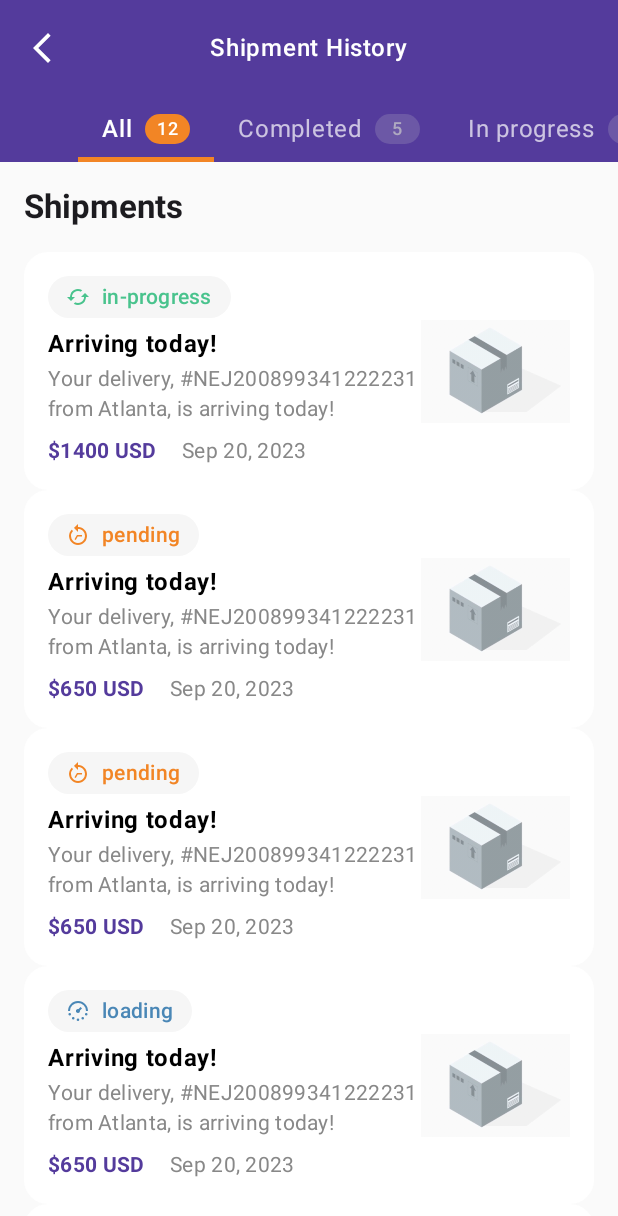
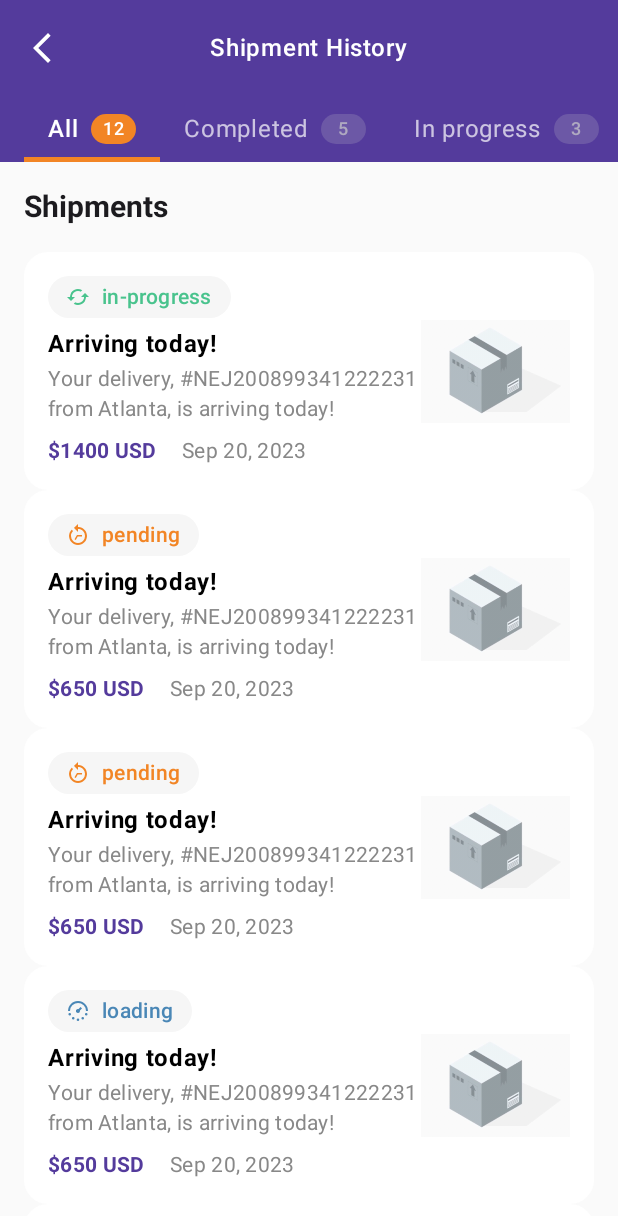
Before and after one commit to Cmi-shote/shipmentApp, an Android app built with Jetpack Compose: the ShipmentHistoryScreen screen opened through its navigation route, on a phone screen of 412 x 824 dp. Shown: the top 1216 px of the screen. Run offline under Robolectric (Android 15) with nearby library versions, the phone set to English and light mode, and no system bars.

Commit message:
#updated text sizes

```diff
--- a/app/src/main/java/com/example/shipmentapp/presentation/calculate/CalculateScreen.kt
+++ b/app/src/main/java/com/example/shipmentapp/presentation/calculate/CalculateScreen.kt
@@ -157,6 +157,7 @@ fun DestinationSection() {
     ) {
         Text(
             text = "Destination",
+            fontSize = 20.sp,
             style = MaterialTheme.typography.titleLarge,
             fontWeight = FontWeight.Medium
         )
@@ -236,6 +237,7 @@ fun PackagingSection() {
     ) {
         Text(
             text = "Packaging",
+            fontSize = 20.sp,
             style = MaterialTheme.typography.titleLarge,
             fontWeight = FontWeight.Medium,
         )
@@ -307,6 +309,7 @@ fun CategoriesSection(
     ) {
         Text(
             text = "Categories",
+            fontSize = 20.sp,
             style = MaterialTheme.typography.titleLarge,
             fontWeight = FontWeight.Medium
         )
--- a/app/src/main/java/com/example/shipmentapp/presentation/components/ShipmentCard.kt
+++ b/app/src/main/java/com/example/shipmentapp/presentation/components/ShipmentCard.kt
@@ -72,6 +72,7 @@ fun ShipmentCard(
                         text = "Shipment Number",
                         fontWeight = FontWeight.Medium,
                         color = Color.Gray,
+
                         style = MaterialTheme.typography.bodyLarge
                     )
                     Spacer(modifier = Modifier.height(4.dp))
--- a/app/src/main/java/com/example/shipmentapp/presentation/components/VehiclesCard.kt
+++ b/app/src/main/java/com/example/shipmentapp/presentation/components/VehiclesCard.kt
@@ -51,6 +51,7 @@ fun VehiclesCard(
             ) {
                 Text(
                     text = title,
+                    fontSize = 20.sp,
                     style = MaterialTheme.typography.titleLarge,
                     modifier = Modifier.align(Alignment.Start)
                     )
--- a/app/src/main/java/com/example/shipmentapp/presentation/home/HomeScreen.kt
+++ b/app/src/main/java/com/example/shipmentapp/presentation/home/HomeScreen.kt
@@ -39,6 +39,7 @@ import androidx.compose.ui.res.colorResource
 import androidx.compose.ui.text.font.FontWeight
 import androidx.compose.ui.tooling.preview.Preview
 import androidx.compose.ui.unit.dp
+import androidx.compose.ui.unit.sp
 import com.example.shipmentapp.R
 import com.example.shipmentapp.models.Shipment
 import com.example.shipmentapp.models.Vehicles
@@ -148,6 +149,7 @@ fun SharedTransitionScope.HomeScreen(
                     ) {
                         Text(
                             text = "Tracking",
+                            fontSize = 20.sp,
                             style = MaterialTheme.typography.titleLarge,
                             fontWeight = FontWeight.Medium,
                         )
@@ -160,6 +162,7 @@ fun SharedTransitionScope.HomeScreen(
 
                         Text(
                             text = "Available vehicles",
+                            fontSize = 20.sp,
                             style = MaterialTheme.typography.titleLarge,
                             fontWeight = FontWeight.Medium,
                         )
--- a/app/src/main/java/com/example/shipmentapp/presentation/shipmentHistory/ShipmentHistoryScreen.kt
+++ b/app/src/main/java/com/example/shipmentapp/presentation/shipmentHistory/ShipmentHistoryScreen.kt
@@ -1,9 +1,6 @@
 package com.example.shipmentapp.presentation.shipmentHistory
 
 import androidx.compose.animation.AnimatedVisibility
-import androidx.compose.animation.AnimatedVisibilityScope
-import androidx.compose.animation.ExperimentalSharedTransitionApi
-import androidx.compose.animation.SharedTransitionScope
 import androidx.compose.animation.core.FastOutSlowInEasing
 import androidx.compose.animation.core.tween
 import androidx.compose.animation.fadeIn
@@ -14,7 +11,6 @@ import androidx.compose.foundation.background
 import androidx.compose.foundation.layout.Arrangement
 import androidx.compose.foundation.layout.Box
 import androidx.compose.foundation.layout.Column
-import androidx.compose.foundation.layout.PaddingValues
 import androidx.compose.foundation.layout.Row
 import androidx.compose.foundation.layout.Spacer
 import androidx.compose.foundation.layout.fillMaxSize
@@ -24,7 +20,6 @@ import androidx.compose.foundation.layout.padding
 import androidx.compose.foundation.layout.size
 import androidx.compose.foundation.layout.width
 import androidx.compose.foundation.lazy.LazyColumn
-import androidx.compose.foundation.lazy.items
 import androidx.compose.foundation.lazy.itemsIndexed
 import androidx.compose.foundation.shape.RoundedCornerShape
 import androidx.compose.material.icons.Icons
@@ -133,6 +128,7 @@ fun ShipmentHistoryScreen(
                 item {
                     Text(
                         text = "Shipments",
+                        fontSize = 20.sp,
                         style = MaterialTheme.typography.titleLarge,
                         fontWeight = FontWeight.Bold,
                         modifier = Modifier.padding(16.dp),
@@ -164,7 +160,6 @@ fun ShipmentHistoryScreen(
     )
 }
 
-// Tab Row Composable
 @Composable
 fun ShipmentTabRow(
     tabs: List<TabItem>,
@@ -173,10 +168,26 @@ fun ShipmentTabRow(
     modifier: Modifier = Modifier,
     isTabRowVisible: Boolean = true
 ) {
+    AnimatedVisibility(
+        visible = isTabRowVisible,
+        enter = slideInHorizontally(
+            initialOffsetX = { -it }, // Slide in from left (use -it for left, it for right)
+            animationSpec = tween(
+                durationMillis = 500,
+                easing = FastOutSlowInEasing
+            )
+        ) + fadeIn(
+            animationSpec = tween(
+                durationMillis = 500,
+                easing = FastOutSlowInEasing
+            )
+        )
+    ) {
         ScrollableTabRow(
             selectedTabIndex = selectedTabIndex,
             containerColor = Color.Transparent,
             contentColor = Color.White,
+            edgePadding = 16.dp, // This controls the starting position
             indicator = { tabPositions ->
                 if (selectedTabIndex < tabPositions.size) {
                     Box(
@@ -192,21 +203,6 @@ fun ShipmentTabRow(
             divider = {}
         ) {
             tabs.forEachIndexed { index, tab ->
-            AnimatedVisibility(
-                visible = isTabRowVisible,
-                enter = slideInHorizontally(
-                    initialOffsetX = { fullWidth -> fullWidth }, // Start from right
-                    animationSpec = tween(
-                        durationMillis = 500,
-                        easing = FastOutSlowInEasing
-                    )
-                ) + fadeIn(
-                    animationSpec = tween(
-                        durationMillis = 500,
-                        easing = FastOutSlowInEasing
-                    )
-                )
-            ) {
                 Tab(
                     selected = selectedTabIndex == index,
                     onClick = { onTabSelected(index) },
@@ -235,9 +231,7 @@ fun ShipmentTabRow(
                                         color = if (selectedTabIndex == index) colorResource(id = R.color.app_color_orange) else Color.LightGray.copy(
                                             alpha = 0.2f
                                         ),
-                                        shape = RoundedCornerShape(
-                                            16.dp
-                                        )
+                                        shape = RoundedCornerShape(16.dp)
                                     )
                             ) {
                                 Text(
```
Lines whose indentation alone changed are shown as unchanged.
